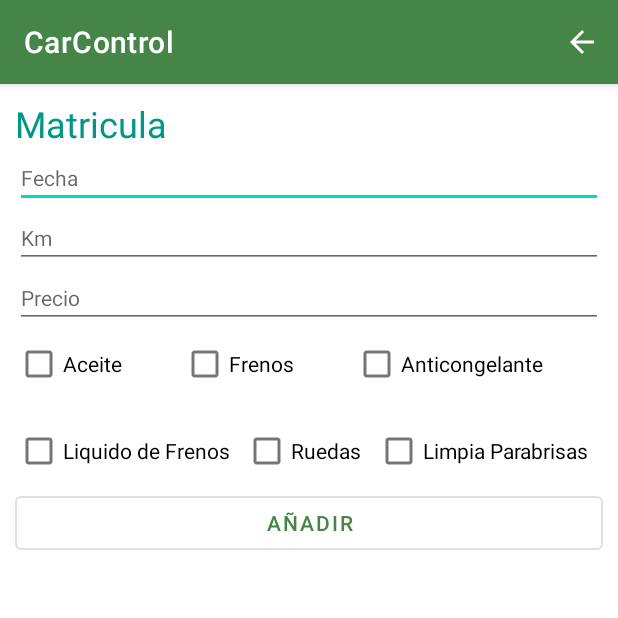
After one commit to JSenen/CarControl, an Android app: the AddReviewActivity screen opened directly, with no data from a screen before it, on a phone screen of 412 x 824 dp, the top half of it. The commit adds this screen. Run offline under Robolectric (Android 15) with nearby library versions, the phone set to English and light mode, and no system bars.

Commit message:
Iniciado Activity Añadir revisiones

```diff
--- a/app/src/main/java/com/juansenen/carcontrol/adapter/CarsAdapter.java
+++ b/app/src/main/java/com/juansenen/carcontrol/adapter/CarsAdapter.java
@@ -94,5 +94,7 @@ public class CarsAdapter extends RecyclerView.Adapter<CarsAdapter.CarsHolder> {
             intent.putExtra("register", car.getRegister());
             contex.startActivity(intent);
         }
+
+        // TODO (1) Añadir evento boton añadir revision
     }
 }
--- a/app/src/main/java/com/juansenen/carcontrol/domain/Cars.java
+++ b/app/src/main/java/com/juansenen/carcontrol/domain/Cars.java
@@ -16,7 +16,7 @@ public class Cars {
     @ColumnInfo
     public String model;
     @ColumnInfo
-    public int year;
+    public int year; //TODO Arreglar fechas
     @ColumnInfo
     public int km;
 
--- a/app/src/main/java/com/juansenen/carcontrol/domain/Fuel.java
+++ b/app/src/main/java/com/juansenen/carcontrol/domain/Fuel.java
@@ -4,7 +4,6 @@ import androidx.annotation.NonNull;
 import androidx.room.ColumnInfo;
 import androidx.room.Entity;
 import androidx.room.ForeignKey;
-import androidx.room.Ignore;
 import androidx.room.PrimaryKey;
 
 @Entity(tableName = "repostajes",
--- a/app/src/main/res/layout/activity_add_car.xml
+++ b/app/src/main/res/layout/activity_add_car.xml
@@ -16,6 +16,7 @@
 
         <com.google.android.material.textfield.TextInputEditText
             android:id="@+id/edtxt_register"
+            style="@style/Widget.MaterialComponents.TextInputLayout.OutlinedBox"
             android:layout_width="match_parent"
             android:layout_height="wrap_content"
             android:ems="10"
@@ -26,6 +27,7 @@
 
         <EditText
             android:id="@+id/edtxt_trdmark"
+            style="@style/Widget.MaterialComponents.TextInputLayout.OutlinedBox"
             android:layout_width="match_parent"
             android:layout_height="wrap_content"
             android:ems="10"
@@ -34,6 +36,7 @@
 
         <EditText
             android:id="@+id/edtxt_model"
+            style="@style/Widget.MaterialComponents.TextInputLayout.OutlinedBox"
             android:layout_width="match_parent"
             android:layout_height="wrap_content"
             android:ems="10"
@@ -42,6 +45,7 @@
 
         <EditText
             android:id="@+id/edtxt_year"
+            style="@style/Widget.MaterialComponents.TextInputLayout.OutlinedBox"
             android:layout_width="match_parent"
             android:layout_height="wrap_content"
             android:ems="10"
@@ -50,6 +54,7 @@
 
         <EditText
             android:id="@+id/edtxt_kms"
+            style="@style/Widget.MaterialComponents.TextInputLayout.OutlinedBox"
             android:layout_width="match_parent"
             android:layout_height="wrap_content"
             android:ems="10"
--- a/app/src/main/res/layout/activity_add_fuel.xml
+++ b/app/src/main/res/layout/activity_add_fuel.xml
@@ -24,6 +24,7 @@
 
         <EditText
             android:id="@+id/edtxt_addfuel_litres"
+            style="@style/Widget.MaterialComponents.TextInputLayout.OutlinedBox"
             android:layout_width="match_parent"
             android:layout_height="wrap_content"
             android:ems="10"
@@ -32,6 +33,7 @@
 
         <EditText
             android:id="@+id/edtxt_addfuel_price"
+            style="@style/Widget.MaterialComponents.TextInputLayout.OutlinedBox"
             android:layout_width="match_parent"
             android:layout_height="wrap_content"
             android:ems="10"
@@ -40,6 +42,7 @@
 
         <EditText
             android:id="@+id/edtxt_addfuel_km"
+            style="@style/Widget.MaterialComponents.TextInputLayout.OutlinedBox"
             android:layout_width="match_parent"
             android:layout_height="wrap_content"
             android:ems="10"
--- /dev/null
+++ b/app/src/main/res/layout/activity_add_review.xml
@@ -0,0 +1,116 @@
+<?xml version="1.0" encoding="utf-8"?>
+<androidx.constraintlayout.widget.ConstraintLayout xmlns:android="http://schemas.android.com/apk/res/android"
+    xmlns:app="http://schemas.android.com/apk/res-auto"
+    xmlns:tools="http://schemas.android.com/tools"
+    android:layout_width="match_parent"
+    android:layout_height="match_parent"
+    tools:context=".AddReviewActivity">
+
+    <LinearLayout
+        android:layout_width="412dp"
+        android:layout_height="491dp"
+        android:orientation="vertical"
+        android:padding="10dp"
+        app:layout_constraintTop_toTopOf="parent"
+        tools:layout_editor_absoluteX="-2dp">
+
+        <TextView
+            android:id="@+id/txt_review_register"
+            android:layout_width="match_parent"
+            android:layout_height="wrap_content"
+            android:text="Matricula"
+            android:textAppearance="@style/TextAppearance.MaterialComponents.Headline5"
+            android:textColor="#009688" />
+
+        <EditText
+            android:id="@+id/edt_addreview_date"
+            style="@style/Widget.MaterialComponents.TextInputLayout.OutlinedBox"
+            android:layout_width="match_parent"
+            android:layout_height="wrap_content"
+            android:ems="10"
+            android:hint="Fecha"
+            android:inputType="textPersonName" />
+
+        <EditText
+            android:id="@+id/edt_addreview_km"
+            style="@style/Widget.MaterialComponents.TextInputLayout.OutlinedBox"
+            android:layout_width="match_parent"
+            android:layout_height="wrap_content"
+            android:ems="10"
+            android:hint="Km"
+            android:inputType="textPersonName" />
+
+        <EditText
+            android:id="@+id/edt_addreview_price"
+            style="@android:style/Widget.Material.NumberPicker"
+            android:layout_width="match_parent"
+            android:layout_height="wrap_content"
+            android:ems="10"
+            android:hint="Precio"
+            android:inputType="numberDecimal" />
+
+        <LinearLayout
+            android:layout_width="match_parent"
+            android:layout_height="58dp"
+            android:orientation="horizontal">
+
+            <CheckBox
+                android:id="@+id/chk_addreview_oil"
+                android:layout_width="wrap_content"
+                android:layout_height="wrap_content"
+                android:layout_weight="1"
+                android:text="Aceite" />
+
+            <CheckBox
+                android:id="@+id/chk_addreview_brakes"
+                android:layout_width="wrap_content"
+                android:layout_height="wrap_content"
+                android:layout_weight="1"
+                android:text="Frenos" />
+
+            <CheckBox
+                android:id="@+id/chk_addreview_freeze"
+                android:layout_width="wrap_content"
+                android:layout_height="wrap_content"
+                android:layout_weight="1"
+                android:text="Anticongelante" />
+
+        </LinearLayout>
+
+        <LinearLayout
+            android:layout_width="392dp"
+            android:layout_height="wrap_content"
+            android:orientation="horizontal">
+
+            <CheckBox
+                android:id="@+id/chk_addreview_liquidbrakes"
+                android:layout_width="wrap_content"
+                android:layout_height="wrap_content"
+                android:layout_weight="1"
+                android:text="Liquido de Frenos" />
+
+            <CheckBox
+                android:id="@+id/chk_addreview_wheels"
+                android:layout_width="wrap_content"
+                android:layout_height="wrap_content"
+                android:layout_weight="1"
+                android:text="Ruedas" />
+
+            <CheckBox
+                android:id="@+id/chk_addreview_wipers"
+                android:layout_width="wrap_content"
+                android:layout_height="wrap_content"
+                android:layout_weight="1"
+                android:text="Limpia Parabrisas" />
+        </LinearLayout>
+
+        <Button
+            android:id="@+id/but_addreview"
+            style="@style/Widget.MaterialComponents.Button.OutlinedButton"
+            android:layout_width="match_parent"
+            android:layout_height="wrap_content"
+            android:onClick="butAddReview"
+            android:text="Añadir" />
+
+    </LinearLayout>
+</androidx.constraintlayout.widget.ConstraintLayout>
```
Also changed, not shown: app/src/main/AndroidManifest.xml (+7 -0 lines), app/src/main/java/com/juansenen/carcontrol/AddReviewActivity.java (added, +71 -0 lines), app/src/main/java/com/juansenen/carcontrol/domain/Reviews.java (added, +157 -0 lines).
